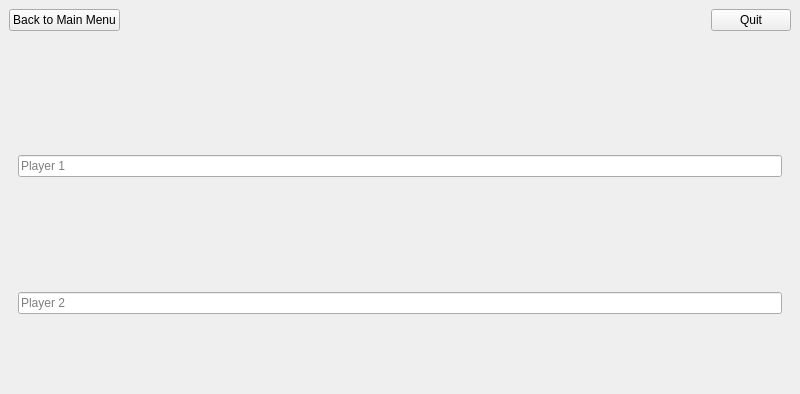
This is gui/MainWindow.ui in FernandoLGL/TicTacToe-Qt as Qt 5 draws it before an edit; both pictures show x 0 to 800 and y 0 to 394 of the 800 by 600 pixel window. The edited form follows.
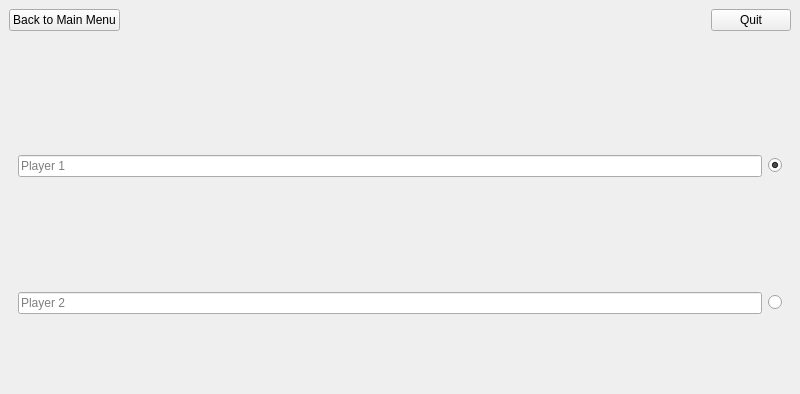
This is the edited form.

Commit message: radio buttons added

Diff of the .ui file:
```diff
--- a/gui/MainWindow.ui
+++ b/gui/MainWindow.ui
@@ -48,22 +48,79 @@
        <number>0</number>
       </property>
       <widget class="QWidget" name="menuPage">
-       <layout class="QVBoxLayout" name="verticalLayout_2">
-        <item>
+       <layout class="QGridLayout" name="gridLayout_3">
+        <item row="0" column="0">
          <widget class="QLineEdit" name="player1NameWidget">
+          <property name="font">
+           <font>
+            <italic>false</italic>
+           </font>
+          </property>
           <property name="placeholderText">
            <string>Player 1</string>
           </property>
          </widget>
         </item>
-        <item>
+        <item row="2" column="0">
          <widget class="QLineEdit" name="player2NameWidget">
+          <property name="font">
+           <font>
+            <italic>false</italic>
+           </font>
+          </property>
           <property name="placeholderText">
            <string>Player 2</string>
           </property>
          </widget>
         </item>
-        <item>
+        <item row="0" column="1">
+         <widget class="QRadioButton" name="player1First">
+          <property name="baseSize">
+           <size>
+            <width>0</width>
+            <height>0</height>
+           </size>
+          </property>
+          <property name="styleSheet">
+           <string notr="true"/>
+          </property>
+          <property name="text">
+           <string/>
+          </property>
+          <property name="iconSize">
+           <size>
+            <width>16</width>
+            <height>16</height>
+           </size>
+          </property>
+          <property name="checked">
+           <bool>true</bool>
+          </property>
+         </widget>
+        </item>
+        <item row="2" column="1">
+         <widget class="QRadioButton" name="player2First">
+          <property name="baseSize">
+           <size>
+            <width>0</width>
+            <height>0</height>
+           </size>
+          </property>
+          <property name="styleSheet">
+           <string notr="true"/>
+          </property>
+          <property name="text">
+           <string/>
+          </property>
+          <property name="iconSize">
+           <size>
+            <width>16</width>
+            <height>16</height>
+           </size>
+          </property>
+         </widget>
+        </item>
+        <item row="3" column="0" colspan="2">
          <widget class="QPushButton" name="playButton">
           <property name="text">
            <string>Play</string>
```
Left out of the diff: 30 changed lines with no effect on the pictures.
